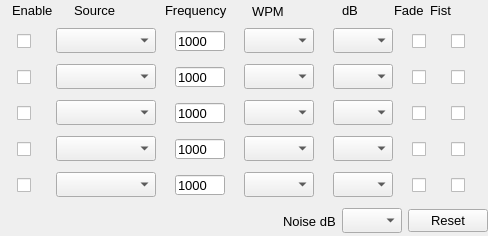
Before: the Qt Designer form plugins/MorseGenDevice/morsegendevice.ui in oldscienceguy/PebbleSDR, drawn with Qt 5.
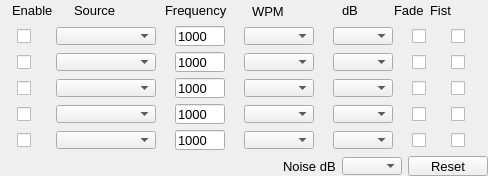
After: the same form once the commit is applied.

Diff of the .ui file:
```diff
--- a/plugins/MorseGenDevice/morsegendevice.ui
+++ b/plugins/MorseGenDevice/morsegendevice.ui
@@ -7,7 +7,7 @@
     <x>0</x>
     <y>0</y>
     <width>488</width>
-    <height>236</height>
+    <height>176</height>
    </rect>
   </property>
   <property name="windowTitle">
@@ -212,13 +212,13 @@
      <property name="minimumSize">
       <size>
        <width>0</width>
-       <height>30</height>
+       <height>20</height>
       </size>
      </property>
      <property name="maximumSize">
       <size>
        <width>16777215</width>
-       <height>30</height>
+       <height>20</height>
       </size>
      </property>
      <property name="font">
@@ -283,13 +283,13 @@
         <property name="minimumSize">
          <size>
           <width>0</width>
-          <height>20</height>
+          <height>18</height>
          </size>
         </property>
         <property name="maximumSize">
          <size>
           <width>100</width>
-          <height>25</height>
+          <height>18</height>
          </size>
         </property>
         <property name="font">
@@ -328,13 +328,13 @@
         <property name="minimumSize">
          <size>
           <width>0</width>
-          <height>20</height>
+          <height>18</height>
          </size>
         </property>
         <property name="maximumSize">
          <size>
           <width>70</width>
-          <height>25</height>
+          <height>18</height>
          </size>
         </property>
         <property name="font">
@@ -349,13 +349,13 @@
         <property name="minimumSize">
          <size>
           <width>0</width>
-          <height>20</height>
+          <height>18</height>
          </size>
         </property>
         <property name="maximumSize">
          <size>
           <width>60</width>
-          <height>25</height>
+          <height>18</height>
          </size>
         </property>
         <property name="font">
@@ -409,13 +409,13 @@
      <property name="minimumSize">
       <size>
        <width>0</width>
-       <height>30</height>
+       <height>20</height>
       </size>
      </property>
      <property name="maximumSize">
       <size>
        <width>16777215</width>
-       <height>30</height>
+       <height>20</height>
       </size>
      </property>
      <property name="frameShape">
@@ -469,13 +469,13 @@
         <property name="minimumSize">
          <size>
           <width>0</width>
-          <height>20</height>
+          <height>18</height>
          </size>
         </property>
         <property name="maximumSize">
          <size>
           <width>100</width>
-          <height>25</height>
+          <height>18</height>
          </size>
         </property>
         <property name="font">
@@ -514,13 +514,13 @@
         <property name="minimumSize">
          <size>
           <width>0</width>
-          <height>20</height>
+          <height>18</height>
          </size>
         </property>
         <property name="maximumSize">
          <size>
           <width>70</width>
-          <height>25</height>
+          <height>18</height>
          </size>
         </property>
         <property name="font">
@@ -535,13 +535,13 @@
         <property name="minimumSize">
          <size>
           <width>0</width>
-          <height>20</height>
+          <height>18</height>
          </size>
         </property>
         <property name="maximumSize">
          <size>
           <width>60</width>
-          <height>25</height>
+          <height>18</height>
          </size>
         </property>
         <property name="font">
@@ -595,13 +595,13 @@
      <property name="minimumSize">
       <size>
        <width>0</width>
-       <height>30</height>
+       <height>20</height>
       </size>
      </property>
      <property name="maximumSize">
       <size>
        <width>16777215</width>
-       <height>30</height>
+       <height>20</height>
       </size>
      </property>
      <property name="frameShape">
@@ -655,13 +655,13 @@
         <property name="minimumSize">
          <size>
           <width>0</width>
-          <height>20</height>
+          <height>18</height>
          </size>
         </property>
         <property name="maximumSize">
          <size>
           <width>100</width>
-          <height>25</height>
+          <height>18</height>
          </size>
         </property>
         <property name="font">
@@ -700,13 +700,13 @@
         <property name="minimumSize">
          <size>
           <width>0</width>
-          <height>20</height>
+          <height>18</height>
          </size>
         </property>
         <property name="maximumSize">
          <size>
           <width>70</width>
-          <height>25</height>
+          <height>18</height>
          </size>
         </property>
         <property name="font">
@@ -721,13 +721,13 @@
         <property name="minimumSize">
          <size>
           <width>0</width>
-          <height>20</height>
+          <height>18</height>
          </size>
         </property>
         <property name="maximumSize">
          <size>
           <width>60</width>
-          <height>25</height>
+          <height>18</height>
          </size>
         </property>
         <property name="font">
@@ -781,13 +781,13 @@
      <property name="minimumSize">
       <size>
        <width>0</width>
-       <height>30</height>
+       <height>20</height>
       </size>
      </property>
      <property name="maximumSize">
       <size>
        <width>16777215</width>
-       <height>30</height>
+       <height>20</height>
       </size>
      </property>
      <property name="frameShape">
@@ -841,13 +841,13 @@
         <property name="minimumSize">
          <size>
           <width>0</width>
-          <height>20</height>
+          <height>18</height>
          </size>
         </property>
         <property name="maximumSize">
          <size>
           <width>100</width>
-          <height>25</height>
+          <height>18</height>
          </size>
         </property>
         <property name="font">
@@ -886,13 +886,13 @@
         <property name="minimumSize">
          <size>
           <width>0</width>
-          <height>20</height>
+          <height>18</height>
          </size>
         </property>
         <property name="maximumSize">
          <size>
           <width>70</width>
-          <height>25</height>
+          <height>18</height>
          </size>
         </property>
         <property name="font">
@@ -907,13 +907,13 @@
         <property name="minimumSize">
          <size>
           <width>0</width>
-          <height>20</height>
+          <height>18</height>
          </size>
         </property>
         <property name="maximumSize">
          <size>
           <width>60</width>
-          <height>25</height>
+          <height>18</height>
          </size>
         </property>
         <property name="font">
@@ -967,13 +967,13 @@
      <property name="minimumSize">
       <size>
        <width>0</width>
-       <height>30</height>
+       <height>20</height>
       </size>
      </property>
      <property name="maximumSize">
       <size>
        <width>16777215</width>
-       <height>30</height>
+       <height>20</height>
       </size>
      </property>
      <property name="frameShape">
@@ -1027,13 +1027,13 @@
         <property name="minimumSize">
          <size>
           <width>0</width>
-          <height>20</height>
+          <height>18</height>
          </size>
         </property>
         <property name="maximumSize">
          <size>
           <width>100</width>
-          <height>25</height>
+          <height>18</height>
          </size>
         </property>
         <property name="font">
@@ -1072,13 +1072,13 @@
         <property name="minimumSize">
          <size>
           <width>0</width>
-          <height>20</height>
+          <height>18</height>
          </size>
         </property>
         <property name="maximumSize">
          <size>
           <width>70</width>
-          <height>25</height>
+          <height>18</height>
          </size>
         </property>
         <property name="font">
@@ -1093,13 +1093,13 @@
         <property name="minimumSize">
          <size>
           <width>0</width>
-          <height>20</height>
+          <height>18</height>
          </size>
         </property>
         <property name="maximumSize">
          <size>
           <width>60</width>
-          <height>25</height>
+          <height>18</height>
          </size>
         </property>
         <property name="font">
@@ -1153,13 +1153,13 @@
      <property name="minimumSize">
       <size>
        <width>0</width>
-       <height>30</height>
+       <height>20</height>
       </size>
      </property>
      <property name="maximumSize">
       <size>
        <width>16777215</width>
-       <height>30</height>
+       <height>20</height>
       </size>
      </property>
      <property name="frameShape">
@@ -1217,10 +1217,16 @@
       </item>
       <item>
        <widget class="QComboBox" name="noiseBox">
+        <property name="minimumSize">
+         <size>
+          <width>0</width>
+          <height>18</height>
+         </size>
+        </property>
         <property name="maximumSize">
          <size>
           <width>60</width>
-          <height>25</height>
+          <height>18</height>
          </size>
         </property>
         <property name="font">
```
